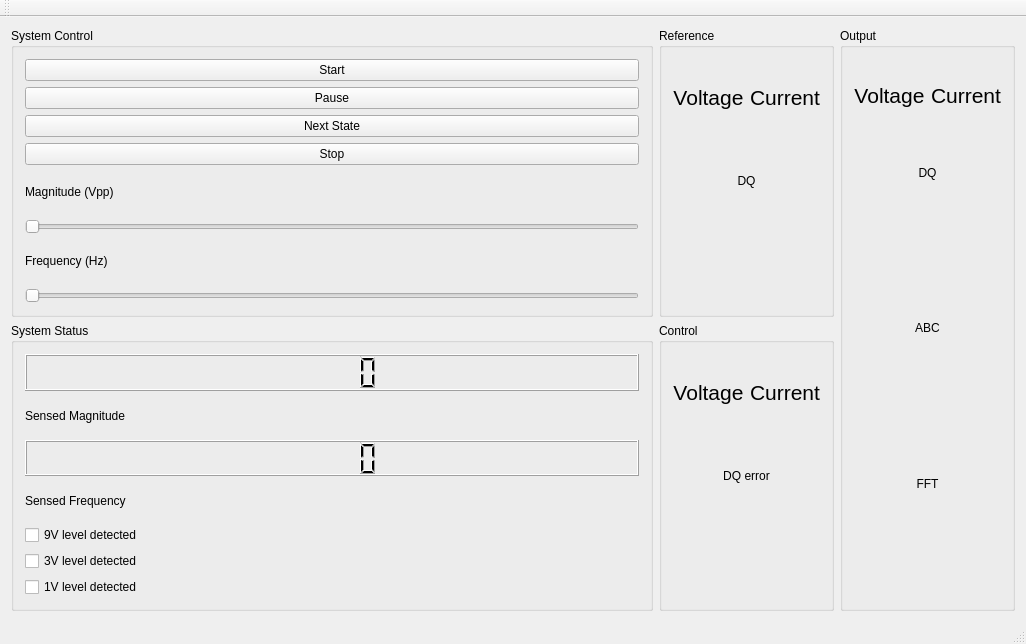
The window that UI/mainwindow.ui (AKremor/capstone) describes before a commit, drawn with Qt 5.
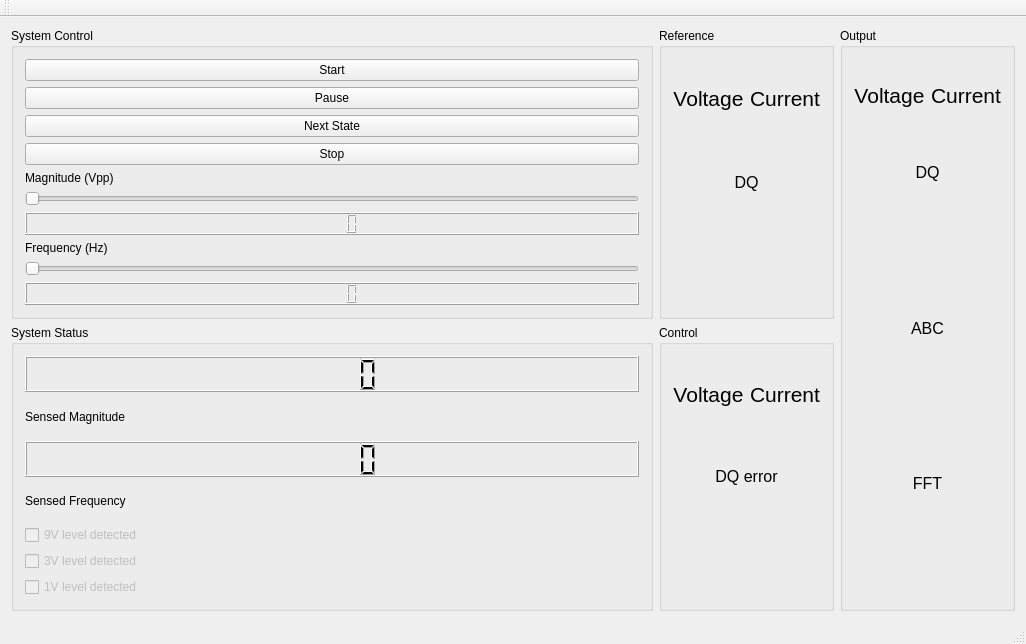
The same window after the commit. Custom widgets are drawn as their Qt base class.

Commit message: Upgrade the user interface with detect feature

```diff
--- a/UI/mainwindow.ui
+++ b/UI/mainwindow.ui
@@ -44,33 +44,39 @@
        <item>
         <widget class="QCheckBox" name="level_9_detect">
          <property name="enabled">
-          <bool>true</bool>
+          <bool>false</bool>
          </property>
          <property name="text">
           <string>9V level detected</string>
          </property>
          <property name="checkable">
-          <bool>false</bool>
+          <bool>true</bool>
          </property>
         </widget>
        </item>
        <item>
         <widget class="QCheckBox" name="level_3_detect">
+         <property name="enabled">
+          <bool>false</bool>
+         </property>
          <property name="text">
           <string>3V level detected</string>
          </property>
          <property name="checkable">
-          <bool>false</bool>
+          <bool>true</bool>
          </property>
         </widget>
        </item>
        <item>
         <widget class="QCheckBox" name="level_1_detect">
+         <property name="enabled">
+          <bool>false</bool>
+         </property>
          <property name="text">
           <string>1V level detected</string>
          </property>
          <property name="checkable">
-          <bool>false</bool>
+          <bool>true</bool>
          </property>
         </widget>
        </item>
@@ -128,6 +134,9 @@
          </property>
         </widget>
        </item>
+       <item>
+        <widget class="QLCDNumber" name="magnitude_number"/>
+       </item>
        <item>
         <widget class="QLabel" name="frequency_slider_label">
          <property name="text">
@@ -148,6 +157,9 @@
          </property>
         </widget>
        </item>
+       <item>
+        <widget class="QLCDNumber" name="frequency_number"/>
+       </item>
       </layout>
      </widget>
     </item>
@@ -187,22 +199,27 @@
          </property>
         </widget>
        </item>
-       <item row="1" column="0" colspan="2">
-        <widget class="QLabel" name="label_3">
-         <property name="text">
-          <string>DQ</string>
-         </property>
-         <property name="alignment">
-          <set>Qt::AlignCenter</set>
-         </property>
-        </widget>
-       </item>
        <item row="2" column="0">
         <widget class="LivePlotWidget" name="ref_voltage_dq" native="true"/>
        </item>
        <item row="2" column="1">
         <widget class="LivePlotWidget" name="ref_current_dq" native="true"/>
        </item>
+       <item row="1" column="0" colspan="2">
+        <widget class="QLabel" name="label_3">
+         <property name="font">
+          <font>
+           <pointsize>12</pointsize>
+          </font>
+         </property>
+         <property name="text">
+          <string>DQ</string>
+         </property>
+         <property name="alignment">
+          <set>Qt::AlignCenter</set>
+         </property>
+        </widget>
+       </item>
       </layout>
      </widget>
     </item>
@@ -244,6 +261,11 @@
        </item>
        <item row="1" column="0" colspan="2">
         <widget class="QLabel" name="label_6">
+         <property name="font">
+          <font>
+           <pointsize>12</pointsize>
+          </font>
+         </property>
          <property name="text">
           <string>DQ error</string>
          </property>
@@ -299,6 +321,11 @@
        </item>
        <item row="1" column="0" colspan="2">
         <widget class="QLabel" name="label_11">
+         <property name="font">
+          <font>
+           <pointsize>12</pointsize>
+          </font>
+         </property>
          <property name="text">
           <string>DQ</string>
          </property>
@@ -315,6 +342,11 @@
        </item>
        <item row="3" column="0" colspan="2">
         <widget class="QLabel" name="label_14">
+         <property name="font">
+          <font>
+           <pointsize>12</pointsize>
+          </font>
+         </property>
          <property name="text">
           <string>ABC</string>
          </property>
@@ -331,6 +363,11 @@
        </item>
        <item row="5" column="0" colspan="2">
         <widget class="QLabel" name="label_16">
+         <property name="font">
+          <font>
+           <pointsize>12</pointsize>
+          </font>
+         </property>
          <property name="text">
           <string>FFT</string>
          </property>
```
The commit also changes 6 other files.
